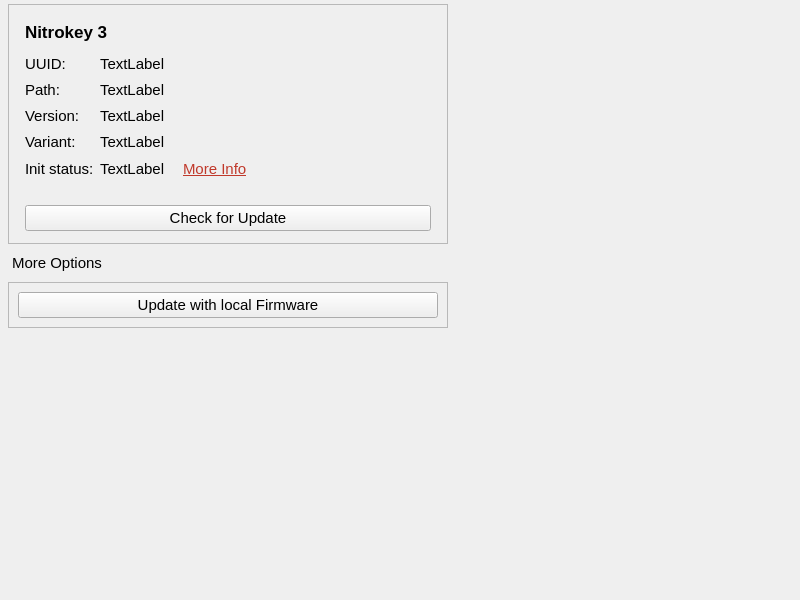
Above: nitrokeyapp/ui/overview_tab.ui from Nitrokey/nitrokey-app2 before the change. Below: the same form after it.
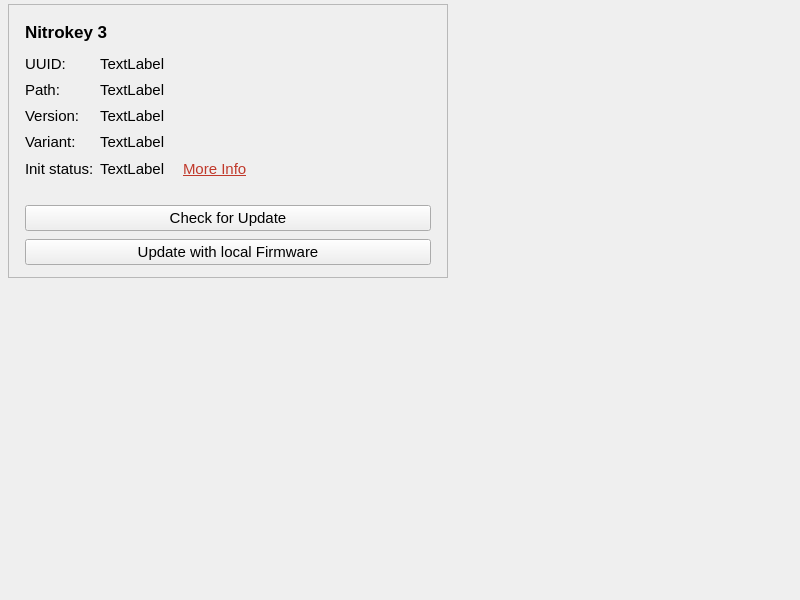
That is the form after the change. Icons and pictures are not drawn.

Commit message:
overview: remove More Options option, wrap long device path
- the "Update with local Firmware" button is now under the "Check for
  Update" button
- long path now wraps before the {uuid} and lines up with "Path:"

Diff of the .ui file:
```diff
--- a/nitrokeyapp/ui/overview_tab.ui
+++ b/nitrokeyapp/ui/overview_tab.ui
@@ -475,59 +475,7 @@
             </item>
            </layout>
           </item>
-         </layout>
-        </widget>
-       </item>
-       <item row="1" column="0">
-        <widget class="QPushButton" name="btn_more_options">
-         <property name="font">
-          <font>
-           <pointsize>11</pointsize>
-          </font>
-         </property>
-         <property name="text">
-          <string>More Options</string>
-         </property>
-         <property name="icon">
-          <iconset>
-           <normaloff>icons/right_arrow.png</normaloff>icons/right_arrow.png</iconset>
-         </property>
-         <property name="checkable">
-          <bool>true</bool>
-         </property>
-         <property name="checked">
-          <bool>false</bool>
-         </property>
-         <property name="flat">
-          <bool>true</bool>
-         </property>
-        </widget>
-       </item>
-       <item row="2" column="0">
-        <widget class="QFrame" name="frame_more_options">
-         <property name="sizePolicy">
-          <sizepolicy hsizetype="Fixed" vsizetype="Fixed">
-           <horstretch>0</horstretch>
-           <verstretch>0</verstretch>
-          </sizepolicy>
-         </property>
-         <property name="minimumSize">
-          <size>
-           <width>440</width>
-           <height>0</height>
-          </size>
-         </property>
-         <property name="frameShape">
-          <enum>QFrame::Shape::StyledPanel</enum>
-         </property>
-         <property name="frameShadow">
-          <enum>QFrame::Shadow::Raised</enum>
-         </property>
-         <property name="lineWidth">
-          <number>1</number>
-         </property>
-         <layout class="QVBoxLayout" name="verticalLayout_2">
-          <item>
+          <item row="8" column="0" colspan="2">
            <widget class="QPushButton" name="btn_update_with_file">
             <property name="font">
              <font>
```
Left out of the diff: 2 changed lines with no effect on the pictures. The commit also changes 1 other file.
